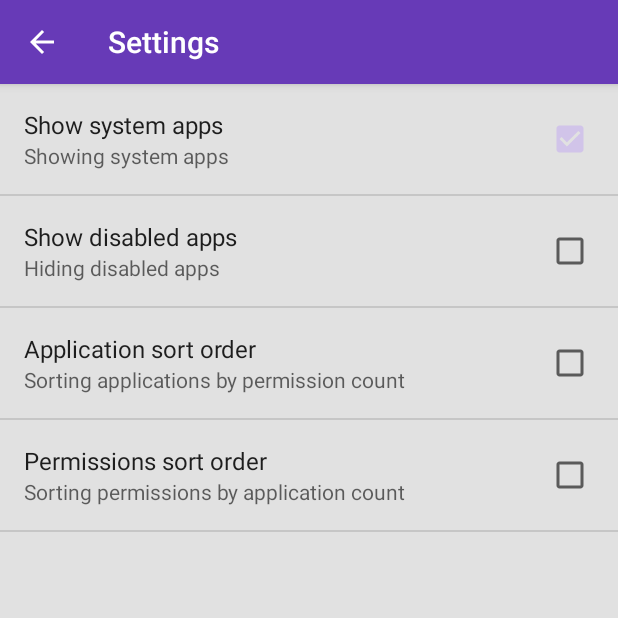
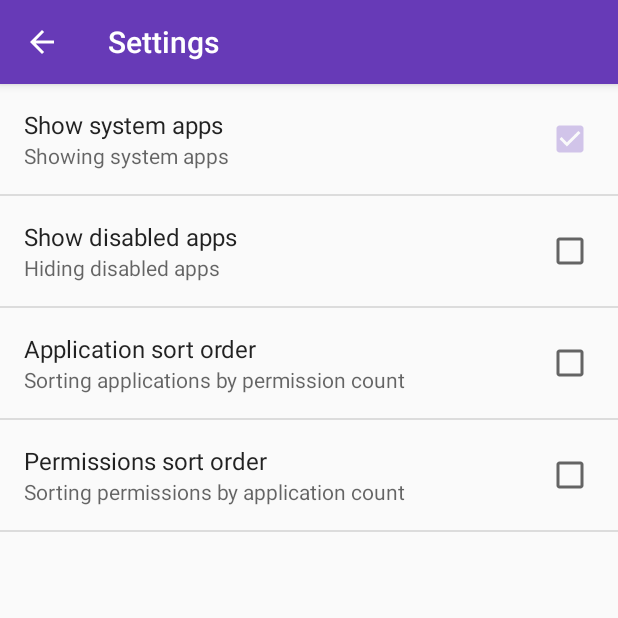
Before and after one commit to Emetophobe/Android-PermissionViewer, an Android app: the SettingsActivity screen opened directly, with no data from a screen before it, on a phone screen of 412 x 824 dp, the top half of it. Run offline under Robolectric (Android 15) with nearby library versions, the phone set to English and light mode, and no system bars.

Commit message:
Removed grey background.

```diff
--- a/app/src/main/res/values/styles.xml
+++ b/app/src/main/res/values/styles.xml
@@ -5,7 +5,7 @@
 		<item name="colorPrimaryDark">@color/colorPrimaryDark</item>
 		<item name="colorAccent">@color/colorAccent</item>
 
-		<item name="android:windowBackground">@color/colorBackground</item>
+		<!--<item name="android:windowBackground">@color/colorBackground</item> -->
 
 		<item name="windowActionBar">false</item>
 		<item name="windowNoTitle">true</item>
```
